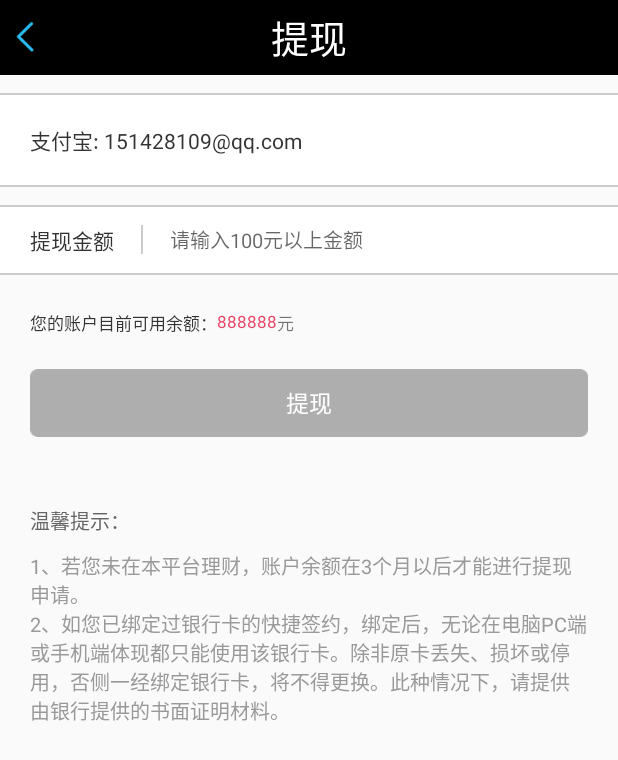
After one commit to ITLiuChuang/P2PInvest1020, an Android app: the WithDrawActivity screen opened directly, with no data from a screen before it, on a phone screen of 412 x 824 dp. The commit adds this screen. Shown: the top 760 px of the screen. Run offline under Robolectric (Android 15) with nearby library versions, the phone set to English and light mode, and no system bars; our stand-ins replace ButterKnife.

Commit message:
提现实现

```diff
--- a/app/src/main/AndroidManifest.xml
+++ b/app/src/main/AndroidManifest.xml
@@ -51,19 +51,18 @@
         <activity android:name=".activity.LoginActivity" />
         <activity android:name=".activity.RegesterActivity" />
         <activity android:name=".activity.SettingActivity" />
-        <activity android:name=".activity.ReChargeActivity"></activity>
+        <activity android:name=".activity.ReChargeActivity" />
         <activity
             android:name="com.alipay.sdk.app.H5PayActivity"
             android:configChanges="orientation|keyboardHidden|navigation"
             android:exported="false"
-            android:screenOrientation="behind" >
-        </activity>
+            android:screenOrientation="behind"></activity>
         <activity
             android:name="com.alipay.sdk.auth.AuthActivity"
             android:configChanges="orientation|keyboardHidden|navigation"
             android:exported="false"
-            android:screenOrientation="behind" >
-        </activity>
+            android:screenOrientation="behind"></activity>
+        <activity android:name=".activity.WithDrawActivity"></activity>
     </application>
 
 </manifest>
--- a/app/src/main/java/com/p2pinvest1020/activity/ReChargeActivity.java
+++ b/app/src/main/java/com/p2pinvest1020/activity/ReChargeActivity.java
@@ -61,6 +61,7 @@ public class ReChargeActivity extends BaseActivity {
     TextView yueTv;
     @Bind(R.id.btn_chongzhi)
     Button btnChongzhi;
+
     private Handler mHandler = new Handler() {
         public void handleMessage(Message msg) {
             switch (msg.what) {
@@ -177,6 +178,9 @@ public class ReChargeActivity extends BaseActivity {
                 finish();
             }
         });
+
+
+
     }
 
     @Override
--- /dev/null
+++ b/app/src/main/java/com/p2pinvest1020/activity/WithDrawActivity.java
@@ -0,0 +1,96 @@
+package com.p2pinvest1020.activity;
+
+import android.text.Editable;
+import android.text.TextUtils;
+import android.text.TextWatcher;
+import android.view.View;
+import android.widget.Button;
+import android.widget.EditText;
+import android.widget.ImageView;
+import android.widget.RelativeLayout;
+import android.widget.TextView;
+
+import com.p2pinvest1020.R;
+
+import butterknife.Bind;
+
+public class WithDrawActivity extends BaseActivity {
+
+
+    @Bind(R.id.base_title)
+    TextView baseTitle;
+    @Bind(R.id.base_back)
+    ImageView baseBack;
+    @Bind(R.id.base_setting)
+    ImageView baseSetting;
+    @Bind(R.id.account_zhifubao)
+    TextView accountZhifubao;
+    @Bind(R.id.select_bank)
+    RelativeLayout selectBank;
+    @Bind(R.id.chongzhi_text)
+    TextView chongzhiText;
+    @Bind(R.id.view)
+    View view;
+    @Bind(R.id.et_input_money)
+    EditText etInputMoney;
+    @Bind(R.id.chongzhi_text2)
+    TextView chongzhiText2;
+    @Bind(R.id.textView5)
+    TextView textView5;
+    @Bind(R.id.btn_tixian)
+    Button btnTixian;
+
+    @Override
+    protected void initListener() {
+        etInputMoney.addTextChangedListener(new TextWatcher() {
+            @Override
+            public void beforeTextChanged(CharSequence s, int start, int count, int after) {
+
+            }
+
+            @Override
+            public void onTextChanged(CharSequence s, int start, int before, int count) {
+
+            }
+
+            @Override
+            public void afterTextChanged(Editable s) {
+                String money = s.toString().trim();
+                if (TextUtils.isEmpty(money)) {
+                    //设置按钮不可点击
+                    btnTixian.setClickable(false);
+                    btnTixian.setBackgroundResource(R.drawable.btn_02);
+                } else {
+                    //按钮可点击
+                    btnTixian.setClickable(true);
+                    btnTixian.setBackgroundResource(R.drawable.btn_01);
+                }
+            }
+        });
+
+        btnTixian.setOnClickListener(new View.OnClickListener() {
+            @Override
+            public void onClick(View v) {
+                showToast("提现成功");
+            }
+        });
+    }
+
+    @Override
+    protected void initData() {
+
+    }
+
+    @Override
+    protected void initTitle() {
+        baseSetting.setVisibility(View.GONE);
+        baseTitle.setText("提现");
+    }
+
+    @Override
+    public int getLayoutid() {
+        return R.layout.activity_with_draw;
+    }
+
+
+}
--- a/app/src/main/java/com/p2pinvest1020/fragment/PropertyFragment.java
+++ b/app/src/main/java/com/p2pinvest1020/fragment/PropertyFragment.java
@@ -14,6 +14,7 @@ import com.p2pinvest1020.R;
 import com.p2pinvest1020.activity.MainActivity;
 import com.p2pinvest1020.activity.ReChargeActivity;
 import com.p2pinvest1020.activity.SettingActivity;
+import com.p2pinvest1020.activity.WithDrawActivity;
 import com.p2pinvest1020.base.UserInfo;
 import com.p2pinvest1020.command.AppNetConfig;
 import com.p2pinvest1020.utils.BitmapUtils;
@@ -114,7 +115,7 @@ public class PropertyFragment extends BaseFragment {
     }
 
 
-    @OnClick({R.id.base_setting, R.id.recharge})
+    @OnClick({R.id.base_setting, R.id.recharge,R.id.withdraw})
     public void onClick(View view) {
         switch (view.getId()) {
             case R.id.base_setting:
@@ -124,6 +125,10 @@ public class PropertyFragment extends BaseFragment {
                 break;
             case R.id.recharge:
                 intent = new Intent(getActivity(), ReChargeActivity.class);
+                startActivity(intent);
+                break;
+            case R.id.withdraw:
+                intent = new Intent(getActivity(), WithDrawActivity.class);
                 startActivity(intent);
                 break;
         }
--- /dev/null
+++ b/app/src/main/res/layout/activity_with_draw.xml
@@ -0,0 +1,172 @@
+<?xml version="1.0" encoding="utf-8"?>
+<LinearLayout xmlns:android="http://schemas.android.com/apk/res/android"
+    android:layout_width="match_parent"
+    android:layout_height="match_parent"
+    android:orientation="vertical">
+
+    <include layout="@layout/base_head"/>
+
+    <ScrollView
+        android:layout_width="match_parent"
+        android:layout_height="match_parent">
+
+        <LinearLayout
+            android:layout_width="match_parent"
+            android:layout_height="match_parent"
+            android:orientation="vertical">
+
+            <View
+                android:layout_width="match_parent"
+                android:layout_height="1dp"
+                android:layout_marginTop="12dp"
+                android:background="#ccc"/>
+
+            <RelativeLayout
+                android:id="@+id/select_bank"
+                android:layout_width="match_parent"
+                android:layout_height="60dp"
+                android:background="#fff">
+
+                <LinearLayout
+                    android:layout_width="wrap_content"
+                    android:layout_height="wrap_content"
+                    android:layout_centerVertical="true"
+                    android:orientation="vertical">
+
+                    <TextView
+                        android:id="@+id/account_zhifubao"
+                        android:layout_width="match_parent"
+                        android:layout_height="wrap_content"
+                        android:layout_marginLeft="20dp"
+                        android:text="支付宝: 151428109@qq.com"
+                        android:textColor="#333"
+                        android:textSize="14sp"/>
+                </LinearLayout>
+            </RelativeLayout>
+
+            <View
+                android:layout_width="match_parent"
+                android:layout_height="1dp"
+                android:background="#ccc"/>
+
+            <View
+                android:layout_width="match_parent"
+                android:layout_height="1dp"
+                android:layout_marginTop="12dp"
+                android:background="#ccc"/>
+
+            <RelativeLayout
+                android:layout_width="match_parent"
+                android:layout_height="44dp"
+                android:background="#fff">
+
+                <TextView
+                    android:id="@+id/chongzhi_text"
+                    android:layout_width="wrap_content"
+                    android:layout_height="wrap_content"
+                    android:layout_centerVertical="true"
+                    android:layout_marginLeft="20dp"
+                    android:text="提现金额"
+                    android:textColor="#333"
+                    android:textSize="14sp"/>
+
+                <View
+                    android:id="@+id/view"
+                    android:layout_width="1dp"
+                    android:layout_height="19dp"
+                    android:layout_centerVertical="true"
+                    android:layout_marginLeft="18dp"
+                    android:layout_toRightOf="@+id/chongzhi_text"
+                    android:background="#ccc"/>
+
+                <EditText
+                    android:id="@+id/et_input_money"
+                    android:layout_width="match_parent"
+                    android:layout_height="wrap_content"
+                    android:layout_centerVertical="true"
+                    android:layout_marginLeft="18dp"
+                    android:layout_toRightOf="@+id/view"
+                    android:background="@color/white"
+                    android:hint="请输入100元以上金额"
+                    android:inputType="numberDecimal"
+                    android:maxLength="19"
+                    android:singleLine="true"
+                    android:textColor="#333333"
+                    android:textCursorDrawable="@null"
+                    android:textSize="13sp">
+                </EditText>
+            </RelativeLayout>
+
+            <View
+                android:layout_width="match_parent"
+                android:layout_height="1dp"
+                android:background="#ccc"/>
+
+            <RelativeLayout
+                android:layout_width="match_parent"
+                android:layout_height="wrap_content"
+                android:layout_marginLeft="20dp"
+                android:layout_marginRight="20dp"
+                android:layout_marginTop="23dp">
+
+                <TextView
+                    android:id="@+id/chongzhi_text2"
+                    android:layout_width="wrap_content"
+                    android:layout_height="wrap_content"
+                    android:text="您的账户目前可用余额："
+                    android:textColor="#333"
+                    android:textSize="11sp"/>
+
+                <TextView
+                    android:id="@+id/textView5"
+                    android:layout_width="wrap_content"
+                    android:layout_height="wrap_content"
+                    android:layout_toRightOf="@+id/chongzhi_text2"
+                    android:text="888888"
+                    android:textColor="#e84768"
+                    android:textSize="11sp"/>
+
+                <TextView
+                    android:layout_width="wrap_content"
+                    android:layout_height="wrap_content"
+                    android:layout_toRightOf="@+id/textView5"
+                    android:text="元"
+                    android:textSize="11sp"/>
+
+            </RelativeLayout>
+
+            <Button
+                android:id="@+id/btn_tixian"
+                android:layout_width="match_parent"
+                android:layout_height="45dp"
+                android:layout_marginLeft="20dp"
+                android:layout_marginRight="20dp"
+                android:layout_marginTop="22dp"
+                android:background="@drawable/btn_02"
+                android:text="提现"
+                android:textColor="#fff"
+                android:textSize="15sp"/>
+
+            <TextView
+                android:layout_width="wrap_content"
+                android:layout_height="wrap_content"
+                android:layout_marginLeft="20dp"
+                android:layout_marginTop="45dp"
+                android:text="温馨提示："
+                android:textColor="#666"
+                android:textSize="13sp"/>
+
+            <TextView
+                android:layout_width="match_parent"
+                android:layout_height="wrap_content"
+                android:layout_marginLeft="20dp"
+                android:layout_marginRight="20dp"
+                android:layout_marginTop="10dp"
+                android:text="1、若您未在本平台理财，账户余额在3个月以后才能进行提现申请。\n2、如您已绑定过银行卡的快捷签约，绑定后，无论在电脑PC端或手机端体现都只能使用该银行卡。除非原卡丢失、损坏或停用，否侧一经绑定银行卡，将不得更换。此种情况下，请提供由银行提供的书面证明材料。"
+                android:textColor="#999"
+                android:textSize="13dp"/>
+        </LinearLayout>
+    </ScrollView>
+
+
+</LinearLayout>
```
